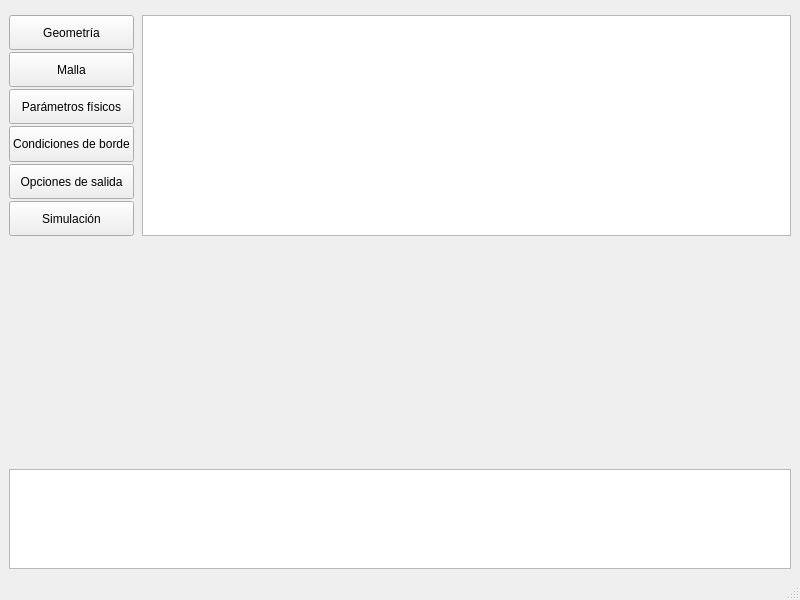
Before: the Qt Designer form ventanaprincipal.ui in IgnacioOchoa/Barra, drawn with Qt 5.
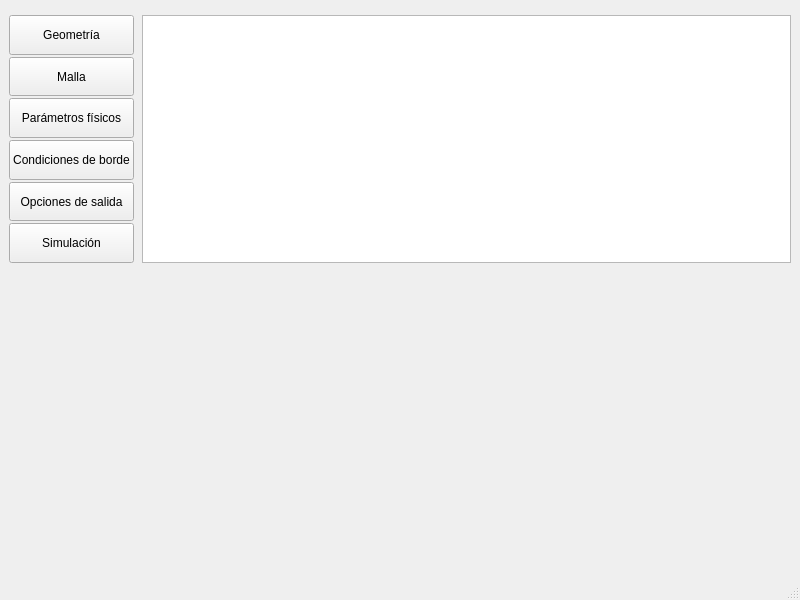
After: the same form once the commit is applied.

Commit message:
Panel de mensajes desplegable
Se agregó una función para configurar el panel de mensajes, que ahora
comienza pequeño y se puede expandir en caso de querer ver más líneas.
También se agregó la status bar con un mensaje fijo. Luego deberá
conectársela con el Kernel para mostrar mensaje en tiempo real.

Patch:
```diff
--- a/ventanaprincipal.ui
+++ b/ventanaprincipal.ui
@@ -137,10 +137,35 @@
     </item>
     <item>
      <widget class="QStackedWidget" name="stackedWidget">
+      <property name="sizePolicy">
+       <sizepolicy hsizetype="Preferred" vsizetype="Fixed">
+        <horstretch>0</horstretch>
+        <verstretch>0</verstretch>
+       </sizepolicy>
+      </property>
+      <property name="minimumSize">
+       <size>
+        <width>0</width>
+        <height>300</height>
+       </size>
+      </property>
+      <property name="maximumSize">
+       <size>
+        <width>16777215</width>
+        <height>16777215</height>
+       </size>
+      </property>
       <property name="currentIndex">
        <number>0</number>
       </property>
-      <widget class="QWidget" name="pagGeometria"/>
+      <widget class="QWidget" name="pagGeometria">
+       <property name="minimumSize">
+        <size>
+         <width>0</width>
+         <height>300</height>
+        </size>
+       </property>
+      </widget>
       <widget class="QWidget" name="pagMalla">
        <layout class="QFormLayout" name="formLayout_2">
         <item row="0" column="0">
@@ -199,35 +224,7 @@
      </widget>
     </item>
     <item>
-     <widget class="QTextEdit" name="textEdit">
-      <property name="sizePolicy">
-       <sizepolicy hsizetype="Expanding" vsizetype="Preferred">
-        <horstretch>0</horstretch>
-        <verstretch>0</verstretch>
-       </sizepolicy>
-      </property>
-      <property name="maximumSize">
-       <size>
-        <width>16777215</width>
-        <height>100</height>
-       </size>
-      </property>
-      <property name="tabletTracking">
-       <bool>false</bool>
-      </property>
-      <property name="focusPolicy">
-       <enum>Qt::NoFocus</enum>
-      </property>
-      <property name="contextMenuPolicy">
-       <enum>Qt::DefaultContextMenu</enum>
-      </property>
-      <property name="readOnly">
-       <bool>true</bool>
-      </property>
-      <property name="textInteractionFlags">
-       <set>Qt::NoTextInteraction</set>
-      </property>
-     </widget>
+     <layout class="QGridLayout" name="panelMensajes"/>
     </item>
    </layout>
   </widget>
```
Left out of the diff: 3 changed lines with no effect on the pictures. The commit also changes 2 other files.
